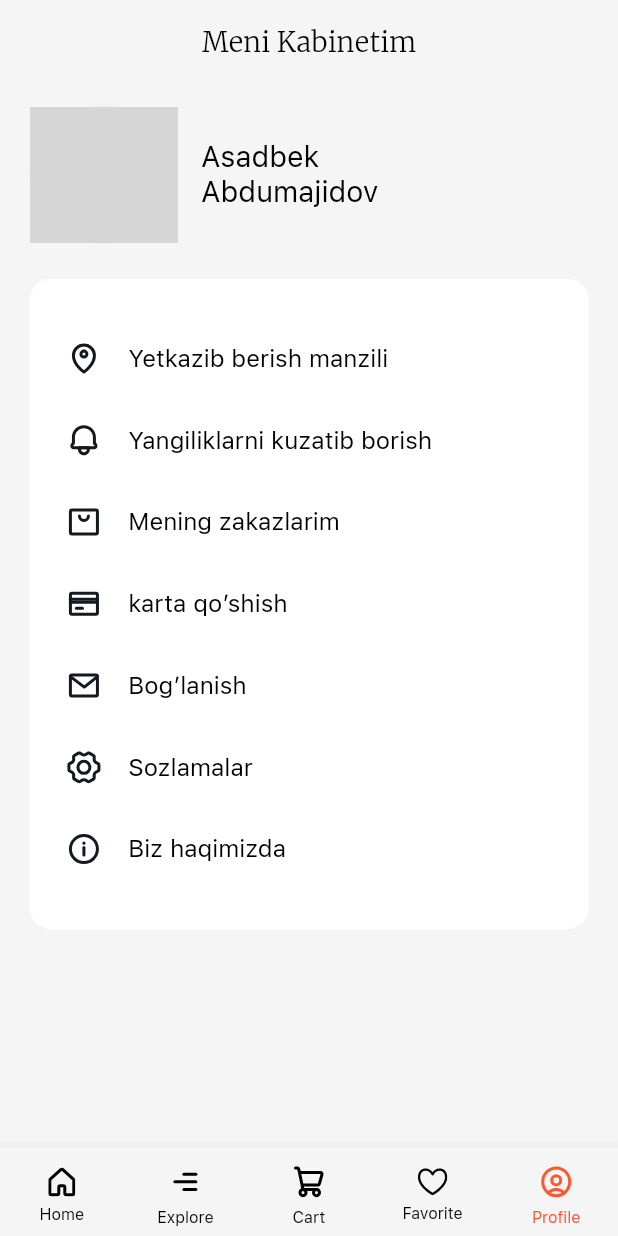
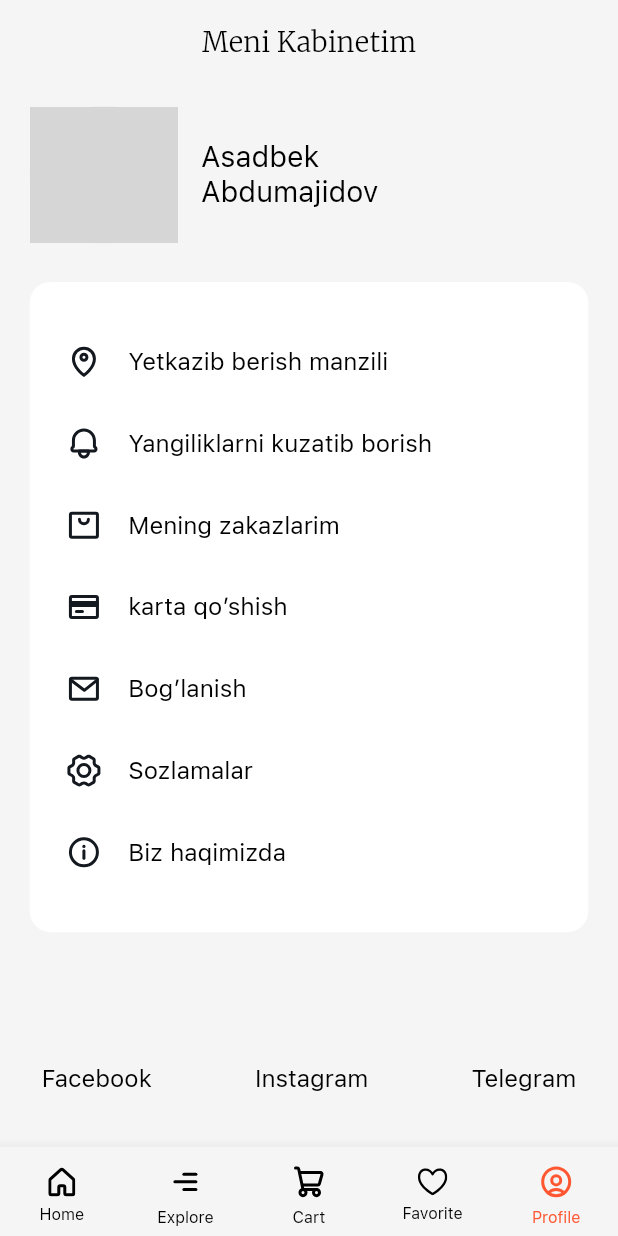
Before and after one commit to AsadbekAbdumajidov/aion_brend, a Flutter app: the screen it shows after launch, item 5 of the bottom bar chosen, on a phone screen of 412 x 824 dp. Run offline on Flutter 3.47's test engine with Material 2 defaults, Android fonts, the phone set to English and light mode, and no system bars; drawn by our look-alikes of cached_network_image; our stand-ins replace carousel_slider, equatable, flutter_bloc, flutter_svg, slide_countdown, url_launcher_web; missing offline and left inert: connectivity_plus_web, cubit_form, cupertino_tabbar; network calls fail; grey boxes are pictures that could not be loaded.

Commit message:
active profile page update design

```diff
--- a/lib/views/tabs/profile_active/profile_page.dart
+++ b/lib/views/tabs/profile_active/profile_page.dart
@@ -1,12 +1,11 @@
-import 'package:aion/core/constants/app_colors.dart';
 import 'package:aion/core/constants/app_decoration.dart';
 import 'package:aion/core/constants/app_icons.dart';
 import 'package:aion/core/constants/app_style.dart';
 import 'package:aion/core/utils/size_konfig.dart';
 import 'package:aion/views/tabs/profile_active/_widget/title_button_widget.dart';
+import 'package:aion/views/tabs/profile_passive/_widget/text_button_widget.dart';
 import 'package:cached_network_image/cached_network_image.dart';
 import 'package:flutter/material.dart';
-import 'package:flutter_svg/svg.dart';
 
 class ProfileActive extends StatelessWidget {
   const ProfileActive({Key? key}) : super(key: key);
@@ -22,13 +21,17 @@ class ProfileActive extends StatelessWidget {
             child: Padding(
           padding: EdgeInsets.symmetric(horizontal: wi(18)),
           child: Column(
+            mainAxisAlignment: MainAxisAlignment.spaceBetween,
+            children: [
+              Column(
                 children: [
                   Padding(
-                padding: EdgeInsets.only(top: he(14), bottom: he(22)),
+                    padding: EdgeInsets.only(top: he(14), bottom: he(24)),
                     child: Row(
                       children: [
                         ClipRRect(
-                      borderRadius: const BorderRadius.all(Radius.circular(50)),
+                          borderRadius:
+                              const BorderRadius.all(Radius.circular(50)),
                           child: CachedNetworkImage(
                             height: he(85),
                             width: wi(90),
@@ -45,7 +48,8 @@ class ProfileActive extends StatelessWidget {
                   ),
                   Container(
                     height: he(404),
-                decoration: AppDecoration.instance.decorationColorWhiteRadius14,
+                    decoration:
+                        AppDecoration.instance.decorationColorWhiteRadius14,
                     child: Padding(
                       padding: EdgeInsets.symmetric(
                           horizontal: wi(22), vertical: he(10)),
@@ -86,6 +90,19 @@ class ProfileActive extends StatelessWidget {
                   ),
                 ],
               ),
+              Padding(
+                padding: EdgeInsets.only(bottom: he(20)),
+                child: Row(
+                  mainAxisAlignment: MainAxisAlignment.spaceBetween,
+                  children: const [
+                    TextButtonWidget(title: "Facebook", url: ""),
+                    TextButtonWidget(title: "Instagram", url: ""),
+                    TextButtonWidget(title: "Telegram", url: ""),
+                  ],
+                ),
+              ),
+            ],
+          ),
         )));
   }
 }
```
Also changed, not shown: 1 other file. Lines whose indentation alone changed are shown as unchanged.
